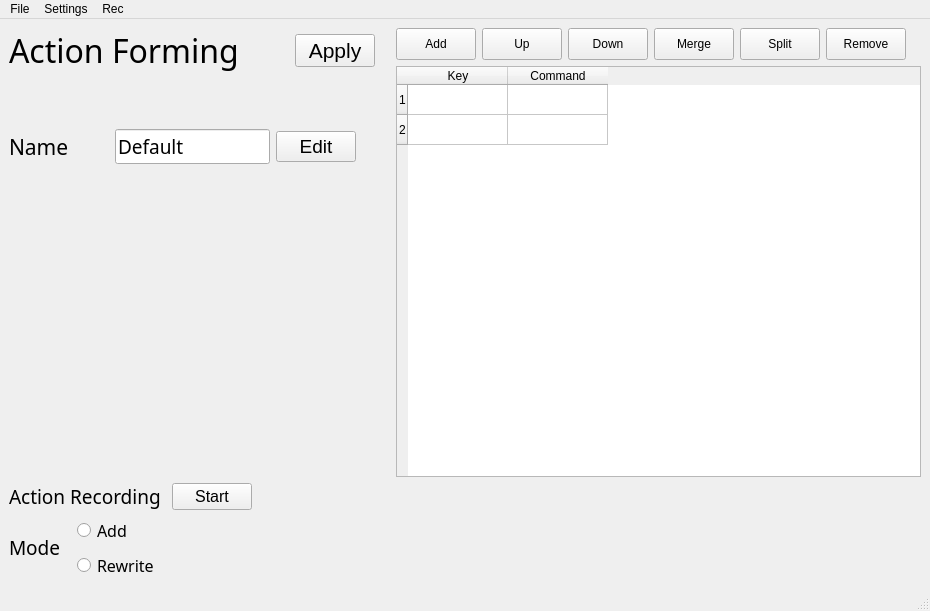
The window that ui/ActionMain.ui (GefoS/Knowledge-Coil) describes before a commit, drawn with Qt 5.
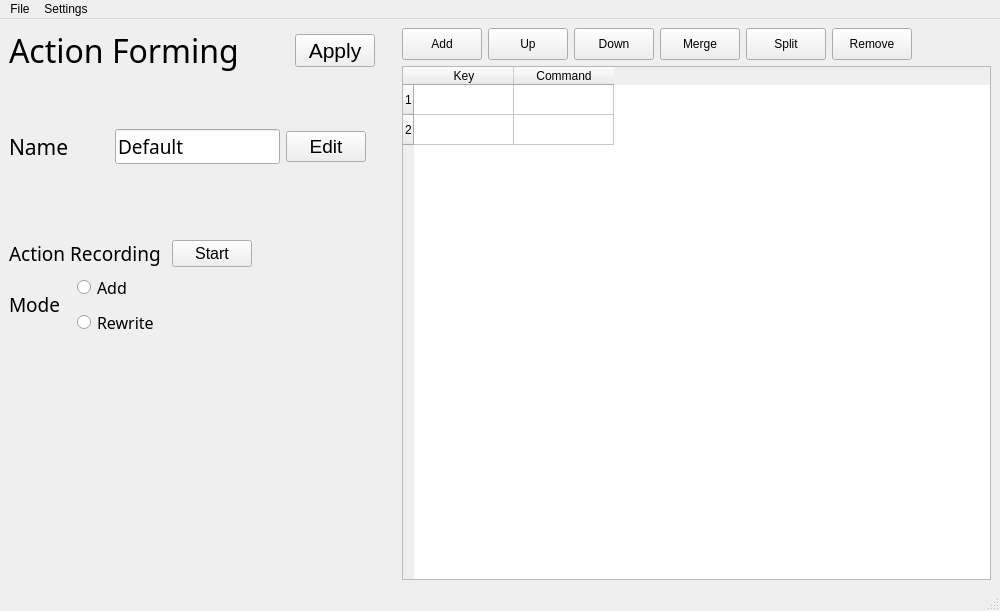
The same window after the commit. Icons and pictures are not drawn.

Patch:
```diff
--- a/ui/ActionMain.ui
+++ b/ui/ActionMain.ui
@@ -6,7 +6,7 @@
    <rect>
     <x>0</x>
     <y>0</y>
-    <width>930</width>
+    <width>1000</width>
     <height>611</height>
    </rect>
   </property>
@@ -14,10 +14,10 @@
    <string>MainWindow</string>
   </property>
   <widget class="QWidget" name="centralwidget">
+   <layout class="QHBoxLayout" name="horizontalLayout_8">
+    <item>
    <layout class="QVBoxLayout" name="verticalLayout_5">
     <item>
-     <layout class="QHBoxLayout" name="horizontalLayout_4">
-      <item>
        <layout class="QVBoxLayout" name="verticalLayout_2">
         <item>
          <layout class="QHBoxLayout" name="horizontalLayout_2">
@@ -173,7 +173,7 @@
            <enum>Qt::Vertical</enum>
           </property>
           <property name="sizeType">
-           <enum>QSizePolicy::Fixed</enum>
+           <enum>QSizePolicy::Preferred</enum>
           </property>
           <property name="sizeHint" stdset="0">
            <size>
@@ -199,7 +199,24 @@
        </layout>
       </item>
       <item>
-       <spacer name="horizontalSpacer_10">
+       <layout class="QVBoxLayout" name="verticalLayout_3">
+        <item>
+         <layout class="QHBoxLayout" name="horizontalLayout_6">
+          <item>
+           <widget class="QLabel" name="lab_recording_status">
+            <property name="font">
+             <font>
+              <family>Trebuchet MS</family>
+              <pointsize>14</pointsize>
+             </font>
+            </property>
+            <property name="text">
+             <string>Action Recording</string>
+            </property>
+           </widget>
+          </item>
+          <item>
+           <spacer name="horizontalSpacer_9">
         <property name="orientation">
          <enum>Qt::Horizontal</enum>
         </property>
@@ -208,11 +225,144 @@
         </property>
         <property name="sizeHint" stdset="0">
          <size>
-          <width>15</width>
+              <width>5</width>
           <height>20</height>
          </size>
         </property>
        </spacer>
+          </item>
+          <item>
+           <widget class="QPushButton" name="btn_record">
+            <property name="font">
+             <font>
+              <pointsize>12</pointsize>
+             </font>
+            </property>
+            <property name="text">
+             <string>Start</string>
+            </property>
+           </widget>
+          </item>
+          <item>
+           <spacer name="horizontalSpacer_8">
+            <property name="orientation">
+             <enum>Qt::Horizontal</enum>
+            </property>
+            <property name="sizeHint" stdset="0">
+             <size>
+              <width>40</width>
+              <height>20</height>
+             </size>
+            </property>
+           </spacer>
+          </item>
+         </layout>
+        </item>
+        <item>
+         <layout class="QHBoxLayout" name="horizontalLayout_7">
+          <item>
+           <layout class="QHBoxLayout" name="horizontalLayout_5">
+            <item>
+             <widget class="QLabel" name="label_4">
+              <property name="sizePolicy">
+               <sizepolicy hsizetype="Fixed" vsizetype="Fixed">
+                <horstretch>0</horstretch>
+                <verstretch>0</verstretch>
+               </sizepolicy>
+              </property>
+              <property name="font">
+               <font>
+                <family>Trebuchet MS</family>
+                <pointsize>14</pointsize>
+               </font>
+              </property>
+              <property name="text">
+               <string>Mode</string>
+              </property>
+             </widget>
+            </item>
+            <item>
+             <spacer name="horizontalSpacer_6">
+              <property name="orientation">
+               <enum>Qt::Horizontal</enum>
+              </property>
+              <property name="sizeType">
+               <enum>QSizePolicy::Fixed</enum>
+              </property>
+              <property name="sizeHint" stdset="0">
+               <size>
+                <width>10</width>
+                <height>20</height>
+               </size>
+              </property>
+             </spacer>
+            </item>
+            <item>
+             <layout class="QVBoxLayout" name="verticalLayout_4">
+              <property name="sizeConstraint">
+               <enum>QLayout::SetMaximumSize</enum>
+              </property>
+              <item>
+               <widget class="QRadioButton" name="rbtn_add">
+                <property name="font">
+                 <font>
+                  <family>Trebuchet MS</family>
+                  <pointsize>12</pointsize>
+                 </font>
+                </property>
+                <property name="text">
+                 <string>Add</string>
+                </property>
+               </widget>
+              </item>
+              <item>
+               <widget class="QRadioButton" name="rbtn_rewrite">
+                <property name="font">
+                 <font>
+                  <family>Trebuchet MS</family>
+                  <pointsize>12</pointsize>
+                 </font>
+                </property>
+                <property name="text">
+                 <string>Rewrite</string>
+                </property>
+               </widget>
+              </item>
+             </layout>
+            </item>
+           </layout>
+          </item>
+          <item>
+           <spacer name="horizontalSpacer_7">
+            <property name="orientation">
+             <enum>Qt::Horizontal</enum>
+            </property>
+            <property name="sizeHint" stdset="0">
+             <size>
+              <width>40</width>
+              <height>20</height>
+             </size>
+            </property>
+           </spacer>
+          </item>
+         </layout>
+        </item>
+       </layout>
+      </item>
+      <item>
+       <spacer name="verticalSpacer_3">
+        <property name="orientation">
+         <enum>Qt::Vertical</enum>
+        </property>
+        <property name="sizeHint" stdset="0">
+         <size>
+          <width>20</width>
+          <height>40</height>
+         </size>
+        </property>
+       </spacer>
+      </item>
+     </layout>
       </item>
       <item>
        <layout class="QVBoxLayout" name="verticalLayout">
@@ -354,6 +504,9 @@
           </item>
          </layout>
         </item>
+      <item>
+       <layout class="QHBoxLayout" name="horizontalLayout_4"/>
+      </item>
         <item>
          <widget class="QTableWidget" name="tab_action">
           <property name="layoutDirection">
@@ -399,166 +552,13 @@
        </layout>
       </item>
      </layout>
-    </item>
-    <item>
-     <layout class="QVBoxLayout" name="verticalLayout_3">
-      <item>
-       <layout class="QHBoxLayout" name="horizontalLayout_6">
-        <item>
-         <widget class="QLabel" name="lab_recording_status">
-          <property name="font">
-           <font>
-            <family>Trebuchet MS</family>
-            <pointsize>14</pointsize>
-           </font>
-          </property>
-          <property name="text">
-           <string>Action Recording</string>
-          </property>
-         </widget>
-        </item>
-        <item>
-         <spacer name="horizontalSpacer_9">
-          <property name="orientation">
-           <enum>Qt::Horizontal</enum>
-          </property>
-          <property name="sizeType">
-           <enum>QSizePolicy::Fixed</enum>
-          </property>
-          <property name="sizeHint" stdset="0">
-           <size>
-            <width>5</width>
-            <height>20</height>
-           </size>
-          </property>
-         </spacer>
-        </item>
-        <item>
-         <widget class="QPushButton" name="btn_record">
-          <property name="font">
-           <font>
-            <pointsize>12</pointsize>
-           </font>
-          </property>
-          <property name="text">
-           <string>Start</string>
-          </property>
-         </widget>
-        </item>
-        <item>
-         <spacer name="horizontalSpacer_8">
-          <property name="orientation">
-           <enum>Qt::Horizontal</enum>
-          </property>
-          <property name="sizeHint" stdset="0">
-           <size>
-            <width>40</width>
-            <height>20</height>
-           </size>
-          </property>
-         </spacer>
-        </item>
-       </layout>
-      </item>
-      <item>
-       <layout class="QHBoxLayout" name="horizontalLayout_7">
-        <item>
-         <layout class="QHBoxLayout" name="horizontalLayout_5">
-          <item>
-           <widget class="QLabel" name="label_4">
-            <property name="sizePolicy">
-             <sizepolicy hsizetype="Fixed" vsizetype="Fixed">
-              <horstretch>0</horstretch>
-              <verstretch>0</verstretch>
-             </sizepolicy>
-            </property>
-            <property name="font">
-             <font>
-              <family>Trebuchet MS</family>
-              <pointsize>14</pointsize>
-             </font>
-            </property>
-            <property name="text">
-             <string>Mode</string>
-            </property>
-           </widget>
-          </item>
-          <item>
-           <spacer name="horizontalSpacer_6">
-            <property name="orientation">
-             <enum>Qt::Horizontal</enum>
-            </property>
-            <property name="sizeType">
-             <enum>QSizePolicy::Fixed</enum>
-            </property>
-            <property name="sizeHint" stdset="0">
-             <size>
-              <width>10</width>
-              <height>20</height>
-             </size>
-            </property>
-           </spacer>
-          </item>
-          <item>
-           <layout class="QVBoxLayout" name="verticalLayout_4">
-            <property name="sizeConstraint">
-             <enum>QLayout::SetMaximumSize</enum>
-            </property>
-            <item>
-             <widget class="QRadioButton" name="rbtn_add">
-              <property name="font">
-               <font>
-                <family>Trebuchet MS</family>
-                <pointsize>12</pointsize>
-               </font>
-              </property>
-              <property name="text">
-               <string>Add</string>
-              </property>
-             </widget>
-            </item>
-            <item>
-             <widget class="QRadioButton" name="rbtn_rewrite">
-              <property name="font">
-               <font>
-                <family>Trebuchet MS</family>
-                <pointsize>12</pointsize>
-               </font>
-              </property>
-              <property name="text">
-               <string>Rewrite</string>
-              </property>
-             </widget>
-            </item>
-           </layout>
-          </item>
-         </layout>
-        </item>
-        <item>
-         <spacer name="horizontalSpacer_7">
-          <property name="orientation">
-           <enum>Qt::Horizontal</enum>
-          </property>
-          <property name="sizeHint" stdset="0">
-           <size>
-            <width>40</width>
-            <height>20</height>
-           </size>
-          </property>
-         </spacer>
-        </item>
-       </layout>
-      </item>
-     </layout>
-    </item>
-   </layout>
   </widget>
   <widget class="QMenuBar" name="MenuAdminMain">
    <property name="geometry">
     <rect>
      <x>0</x>
      <y>0</y>
-     <width>930</width>
+     <width>1000</width>
      <height>21</height>
     </rect>
    </property>
@@ -577,16 +577,10 @@
     <property name="title">
      <string>Settings</string>
     </property>
-    <addaction name="actionLoad_Key_Settings"/>
-   </widget>
-   <widget class="QMenu" name="menuRec">
-    <property name="title">
-     <string>Rec</string>
-    </property>
+    <addaction name="act_load_settings"/>
    </widget>
    <addaction name="menuFile"/>
    <addaction name="menuSettings"/>
-   <addaction name="menuRec"/>
   </widget>
   <widget class="QStatusBar" name="statusbar"/>
   <action name="actionNew_Action">
```
Left out of the diff: 10 changed lines with no effect on the pictures. Lines whose indentation alone changed are shown as unchanged.
